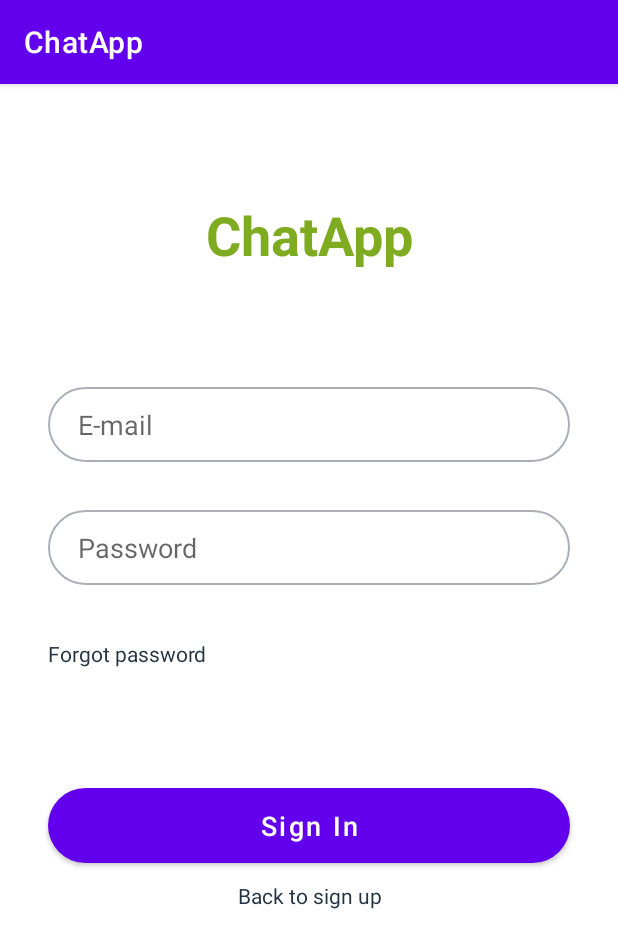
After one commit to Trefluuu/Chat-App, an Android app: the LoginActivity screen opened directly, with no data from a screen before it, on a phone screen of 412 x 824 dp. The commit adds this screen. Shown: the top 948 px of the screen. Run offline under Robolectric (Android 15) with nearby library versions, the phone set to English and light mode, and no system bars; our stand-ins replace Firebase (no records; nobody signed in at launch, a user with empty details on screens opened directly).

Commit message:
Add login activity

```diff
--- a/app/src/main/AndroidManifest.xml
+++ b/app/src/main/AndroidManifest.xml
@@ -10,6 +10,9 @@
         android:supportsRtl="true"
         android:theme="@style/Theme.ChatApp">
         <activity
+            android:name=".LoginActivity"
+            android:exported="false" />
+        <activity
             android:name=".RegisterActivity"
             android:exported="true">
             <intent-filter>
--- /dev/null
+++ b/app/src/main/java/com/example/chatapp/LoginActivity.kt
@@ -0,0 +1,24 @@
+package com.example.chatapp
+
+import android.os.Bundle
+import androidx.appcompat.app.AppCompatActivity
+import com.google.firebase.auth.FirebaseAuth
+import kotlinx.android.synthetic.main.activity_login.*
+
+class LoginActivity : AppCompatActivity(){
+    override fun onCreate(savedInstanceState: Bundle?) {
+        super.onCreate(savedInstanceState)
+        setContentView(R.layout.activity_login)
+
+        btnLogin_login.setOnClickListener {
+            val email = email_editText_login.text.toString()
+            val password = password_editText_login.text.toString()
+
+            FirebaseAuth.getInstance().signInWithEmailAndPassword(email, password)
+        }
+
+        backToSignUp_textView_login.setOnClickListener {
+            finish()
+        }
+    }
+}
--- a/app/src/main/java/com/example/chatapp/RegisterActivity.kt
+++ b/app/src/main/java/com/example/chatapp/RegisterActivity.kt
@@ -23,6 +23,10 @@ class RegisterActivity : AppCompatActivity() {
             peformSignUp()
         }
 
+        signIn_textView_register.setOnClickListener {
+            val intent = Intent(this, LoginActivity::class.java)
+            startActivity(intent)
+        }
 
         btnSelectPhoto_register.setOnClickListener {
             val intent = Intent(Intent.ACTION_PICK)
--- /dev/null
+++ b/app/src/main/res/layout/activity_login.xml
@@ -0,0 +1,111 @@
+<?xml version="1.0" encoding="utf-8"?>
+<androidx.constraintlayout.widget.ConstraintLayout xmlns:android="http://schemas.android.com/apk/res/android"
+    xmlns:app="http://schemas.android.com/apk/res-auto"
+    xmlns:tools="http://schemas.android.com/tools"
+    android:layout_width="match_parent"
+    android:layout_height="match_parent"
+    tools:context=".LoginActivity">
+
+    <EditText
+        android:id="@+id/email_editText_login"
+        android:layout_width="0dp"
+        android:layout_height="50dp"
+        android:layout_marginStart="32dp"
+        android:layout_marginLeft="32dp"
+        android:layout_marginTop="76dp"
+        android:layout_marginEnd="32dp"
+        android:layout_marginRight="32dp"
+        android:background="@drawable/border"
+        android:ems="18"
+        android:hint="E-mail"
+        android:inputType="textEmailAddress"
+        android:paddingStart="20dp"
+        android:paddingLeft="20dp"
+        android:paddingEnd="20dp"
+        android:paddingRight="20dp"
+        app:layout_constraintEnd_toEndOf="@+id/title_textViiew_login"
+        app:layout_constraintHorizontal_bias="0.0"
+        app:layout_constraintStart_toStartOf="@+id/title_textViiew_login"
+        app:layout_constraintTop_toBottomOf="@+id/title_textViiew_login" />
+
+    <Button
+        android:id="@+id/btnLogin_login"
+        android:layout_width="0dp"
+        android:layout_height="50dp"
+        android:layout_marginTop="80dp"
+        android:background="@drawable/border_button"
+        android:text="Sign In"
+        android:textAllCaps="false"
+        android:textColor="@color/white"
+        android:textSize="18dp"
+        app:layout_constraintEnd_toEndOf="@+id/forgotPassword_textView_login"
+        app:layout_constraintHorizontal_bias="0.0"
+        app:layout_constraintStart_toStartOf="@+id/forgotPassword_textView_login"
+        app:layout_constraintTop_toBottomOf="@+id/forgotPassword_textView_login" />
+
+    <TextView
+        android:id="@+id/backToSignUp_textView_login"
+        android:layout_width="0dp"
+        android:layout_height="wrap_content"
+        android:layout_marginTop="12dp"
+        android:gravity="center_horizontal"
+        android:text="Back to sign up"
+        android:textAlignment="center"
+        android:textColor="@color/haveAnAccount"
+        android:textSize="14dp"
+        app:layout_constraintEnd_toEndOf="@+id/password_editText_login"
+        app:layout_constraintHorizontal_bias="0.0"
+        app:layout_constraintStart_toStartOf="@+id/btnLogin_login"
+        app:layout_constraintTop_toBottomOf="@+id/btnLogin_login" />
+
+    <TextView
+        android:id="@+id/forgotPassword_textView_login"
+        android:layout_width="0dp"
+        android:layout_height="wrap_content"
+        android:layout_marginTop="36dp"
+        android:text="Forgot password"
+        android:textColor="@color/haveAnAccount"
+        android:textSize="14dp"
+        app:layout_constraintEnd_toEndOf="@+id/password_editText_login"
+        app:layout_constraintHorizontal_bias="0.0"
+        app:layout_constraintStart_toStartOf="@+id/password_editText_login"
+        app:layout_constraintTop_toBottomOf="@+id/password_editText_login" />
+
+    <EditText
+        android:id="@+id/password_editText_login"
+        android:layout_width="0dp"
+        android:layout_height="50dp"
+        android:layout_marginTop="32dp"
+        android:background="@drawable/border"
+        android:ems="18"
+        android:hint="Password"
+        android:inputType="textPassword"
+        android:paddingStart="20dp"
+        android:paddingLeft="20dp"
+        android:paddingEnd="20dp"
+        android:paddingRight="20dp"
+        app:layout_constraintEnd_toEndOf="@+id/email_editText_login"
+        app:layout_constraintHorizontal_bias="0.0"
+        app:layout_constraintStart_toStartOf="@+id/email_editText_login"
+        app:layout_constraintTop_toBottomOf="@+id/email_editText_login" />
+
+    <TextView
+        android:id="@+id/title_textViiew_login"
+        android:layout_width="0dp"
+        android:layout_height="50dp"
+        android:layout_marginTop="76dp"
+        android:gravity="center_horizontal"
+        android:text="ChatApp"
+        android:textAlignment="center"
+        android:textColor="@color/title"
+        android:textSize="36dp"
+        android:textStyle="bold"
+        app:layout_constraintEnd_toEndOf="parent"
+        app:layout_constraintHorizontal_bias="0.0"
+        app:layout_constraintStart_toStartOf="parent"
+        app:layout_constraintTop_toTopOf="parent" />
+
+
+
+
+</androidx.constraintlayout.widget.ConstraintLayout>
--- a/build.gradle
+++ b/build.gradle
@@ -6,7 +6,7 @@ buildscript {
     }
     dependencies {
         classpath "com.android.tools.build:gradle:7.0.3"
-        classpath "org.jetbrains.kotlin:kotlin-gradle-plugin:1.5.20"
+        classpath 'org.jetbrains.kotlin:kotlin-gradle-plugin:1.5.31'
         classpath 'com.google.gms:google-services:4.3.10'
 
         // NOTE: Do not place your application dependencies here; they belong
```
